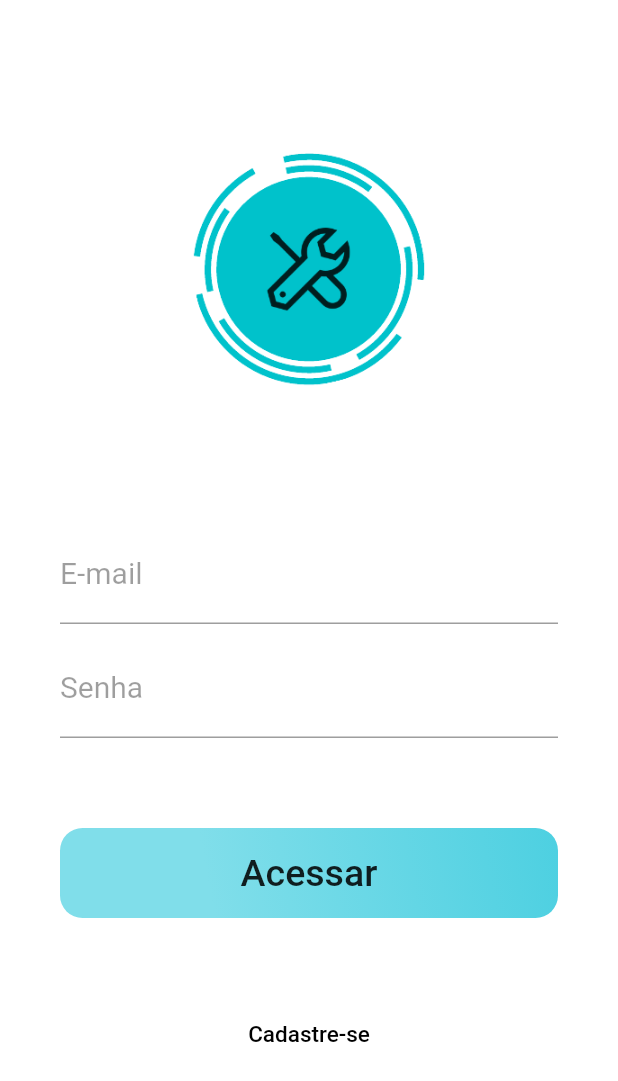
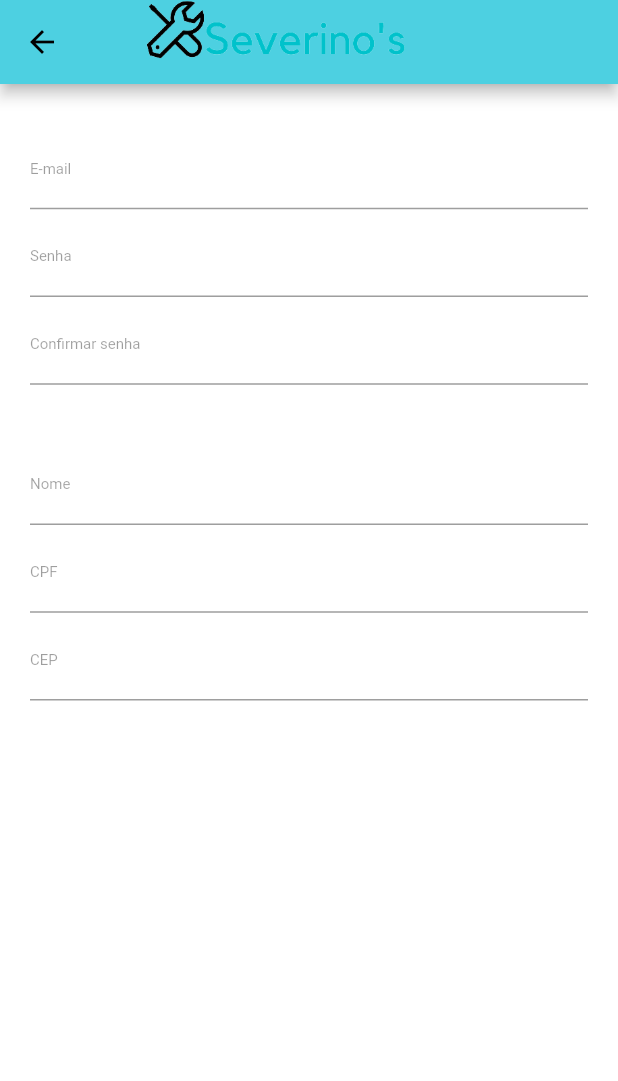
Before and after one commit to Universidade-Paulista/TCC-Severinos, a Flutter app: the screen it shows after launch, after a tap on "Cadastre-se", on a phone screen of 412 x 824 dp. Shown: the top 1081 px of the screen. Run offline on Flutter 3.47's test engine with Material 2 defaults, Android fonts, the light colour scheme and no system bars; our stand-ins replace brasil_fields, get.

Commit message:
Esse caraio

```diff
--- a/Documentos/Criação de telas.txt
+++ b/Documentos/Criação de telas.txt
@@ -1 +1,6 @@
-https://www.youtube.com/watch?v=lmArDnXxvtQ
+Criando uma tela de login
+https://www.youtube.com/watch?v=lmArDnXxvtQ]
+
+Packages
+https://pub.dev/packages/brasil_fields/install - Para validação de campos brasileiros
+https://pub.dev/packages/get - Diversas validações, notificação, navegação
--- /dev/null
+++ b/lib/telas/Cadastro.dart
@@ -0,0 +1,137 @@
+import 'package:flutter/cupertino.dart';
+import 'package:flutter/material.dart';
+import 'package:flutter/services.dart';
+import 'package:brasil_fields/brasil_fields.dart';
+
+class Cadastro extends StatefulWidget {
+  @override
+  _CadastroState createState() => _CadastroState();
+}
+
+class _CadastroState extends State<Cadastro> {
+  @override
+  Widget build(BuildContext context) {
+    return Scaffold(
+      appBar: AppBar(
+        title: Image.asset(
+          'assets/Logos/LogoEscrita.png',
+          height: 225,
+          width: 600,
+          alignment: Alignment.centerLeft,
+        ),
+      ),
+      body: Container(
+        padding: EdgeInsets.only(
+          top: 30,
+          left: 20,
+          right: 20,
+        ),
+        color: Colors.white,
+        child: ListView(
+          children: [
+            TextFormField(
+              keyboardType: TextInputType.emailAddress,
+              decoration: InputDecoration(
+                labelText: "E-mail",
+                labelStyle: TextStyle(
+                  color: Colors.black38,
+                  fontWeight: FontWeight.w400,
+                  fontSize: 10,
+                ),
+              ),
+              style: TextStyle(fontSize: 15),
+            ),
+            SizedBox(
+              height: 5,
+            ),
+            TextFormField(
+              keyboardType: TextInputType.text,
+              obscureText: true,
+              decoration: InputDecoration(
+                labelText: "Senha",
+                labelStyle: TextStyle(
+                  color: Colors.black38,
+                  fontWeight: FontWeight.w400,
+                  fontSize: 10,
+                ),
+              ),
+              style: TextStyle(fontSize: 15),
+            ),
+            SizedBox(
+              height: 5,
+            ),
+            TextFormField(
+              keyboardType: TextInputType.text,
+              obscureText: true,
+              decoration: InputDecoration(
+                labelText: "Confirmar senha",
+                labelStyle: TextStyle(
+                  color: Colors.black38,
+                  fontWeight: FontWeight.w400,
+                  fontSize: 10,
+                ),
+              ),
+              style: TextStyle(fontSize: 15),
+            ),
+            SizedBox(
+              height: 40,
+            ),
+            TextFormField(
+              keyboardType: TextInputType.emailAddress,
+              decoration: InputDecoration(
+                labelText: "Nome",
+                labelStyle: TextStyle(
+                  color: Colors.black38,
+                  fontWeight: FontWeight.w400,
+                  fontSize: 10,
+                ),
+              ),
+              style: TextStyle(fontSize: 15),
+            ),
+            SizedBox(
+              height: 5,
+            ),
+            TextFormField(
+              inputFormatters: [
+                FilteringTextInputFormatter.digitsOnly,
+                CpfInputFormatter()
+              ],
+              keyboardType: TextInputType.emailAddress,
+              decoration: InputDecoration(
+                labelText: "CPF",
+                labelStyle: TextStyle(
+                  color: Colors.black38,
+                  fontWeight: FontWeight.w400,
+                  fontSize: 10,
+                ),
+              ),
+              style: TextStyle(fontSize: 15),
+            ),
+            SizedBox(
+              height: 5,
+            ),
+            TextFormField(
+              inputFormatters: [
+                FilteringTextInputFormatter.digitsOnly,
+                CepInputFormatter()
+              ],
+              keyboardType: TextInputType.text,
+              decoration: InputDecoration(
+                labelText: "CEP",
+                labelStyle: TextStyle(
+                  color: Colors.black38,
+                  fontWeight: FontWeight.w400,
+                  fontSize: 10,
+                ),
+              ),
+              style: TextStyle(fontSize: 15),
+            ),
+            SizedBox(
+              height: 10,
+            ),
+          ],
+        ),
+      ),
+    );
+  }
+}
--- a/lib/telas/Login.dart
+++ b/lib/telas/Login.dart
@@ -1,43 +1,7 @@
 import 'package:flutter/cupertino.dart';
 import 'package:flutter/material.dart';
-
-class LoginL extends StatelessWidget {
-  @override
-  Widget build(BuildContext context) {
-    return Scaffold(
-      body: Container(
-        padding: EdgeInsets.only(
-          top: 60,
-          left: 40,
-          right: 40,
-        ),
-        color: Colors.white,
-        child: ListView(
-          children: <Widget>[
-            SizedBox(
-              width: 300,
-              height: 300,
-              child: Image.asset('assets/Logos/LogoRedonda.png'),
-            ),
-            SizedBox(
-              height: 20,
-            ),
-            TextFormField(
-              keyboardType: TextInputType.emailAddress,
-              decoration: InputDecoration(
-                  labelText: "E-mail",
-                  labelStyle: TextStyle(
-                    color: Colors.black38,
-                    fontWeight: FontWeight.w400,
-                    fontSize: 20,
-                  )),
-            ),
-          ],
-        ),
-      ),
-    );
-  }
-}
+import 'package:severino/telas/Cadastro.dart';
+import 'package:get/get.dart';
 
 class Login extends StatefulWidget {
   @override
@@ -48,14 +12,6 @@ class _LoginState extends State<Login> {
   @override
   Widget build(BuildContext context) {
     return Scaffold(
-      /*appBar: AppBar(
-        title: Image.asset(
-          'assets/Logos/LogoEscrita.png',
-          height: 225,
-          width: 600,R
-          alignment: Alignment.centerLeft,
-        ),
-      ),*/
       body: Container(
         padding: EdgeInsets.only(
           top: 30,
@@ -66,12 +22,12 @@ class _LoginState extends State<Login> {
         child: ListView(
           children: <Widget>[
             SizedBox(
-              width: 300,
-              height: 300,
-              child: Image.asset('assets/Logos/LogoRedonda.png'),
+              width: 350,
+              height: 350,
+              child: Image.asset('assets/Logos/LogoNome.png'),
             ),
             SizedBox(
-              height: 20,
+              height: 10,
             ),
             TextFormField(
               keyboardType: TextInputType.emailAddress,
@@ -105,7 +61,7 @@ class _LoginState extends State<Login> {
               height: 10,
             ),
             Container(
-              height: 10,
+              height: 35,
               alignment: Alignment.centerRight,
               child: TextButton(
                 onPressed: () {},
@@ -161,7 +117,10 @@ class _LoginState extends State<Login> {
               height: 35,
               alignment: Alignment.center,
               child: TextButton(
-                onPressed: () {},
+                onPressed: () {
+                  Get.testMode = true;
+                  Get.to(Cadastro());
+                },
                 child: Text(
                   "Cadastre-se",
                   style: TextStyle(fontSize: 15, color: Colors.black),
@@ -173,25 +132,4 @@ class _LoginState extends State<Login> {
       ),
     );
   }
-
-  Container logo() {
-    return Container(
-      width: 300,
-      height: 300,
-      child: Image.asset('assets/Logos/LogoRedonda.png'),
-    );
-  }
-
-  Container campos() {
-    return Container(
-      child: Column(
-        children: [
-          TextField(
-            decoration:
-                InputDecoration(hintText: "E-mail", labelText: "E-mail"),
-          )
-        ],
-      ),
-    );
-  }
 }
--- a/pubspec.yaml
+++ b/pubspec.yaml
@@ -28,6 +28,8 @@ dependencies:
   # The following adds the Cupertino Icons font to your application.
   # Use with the CupertinoIcons class for iOS style icons.
   cupertino_icons: ^1.0.2
+  brasil_fields: ^1.1.4
+  get: ^4.3.8
 
 dev_dependencies:
   flutter_test:
@@ -48,6 +50,7 @@ flutter:
   assets:
     - assets/Logos/LogoRedonda.png
     - assets/Logos/LogoEscrita.png
+    - assets/Logos/LogoNome.png
   #   - images/a_dot_ham.jpeg
 
   # An image asset can refer to one or more resolution-specific "variants", see
```
Also changed, not shown: assets/Logos/LogoNome.png (added), pubspec.lock.
